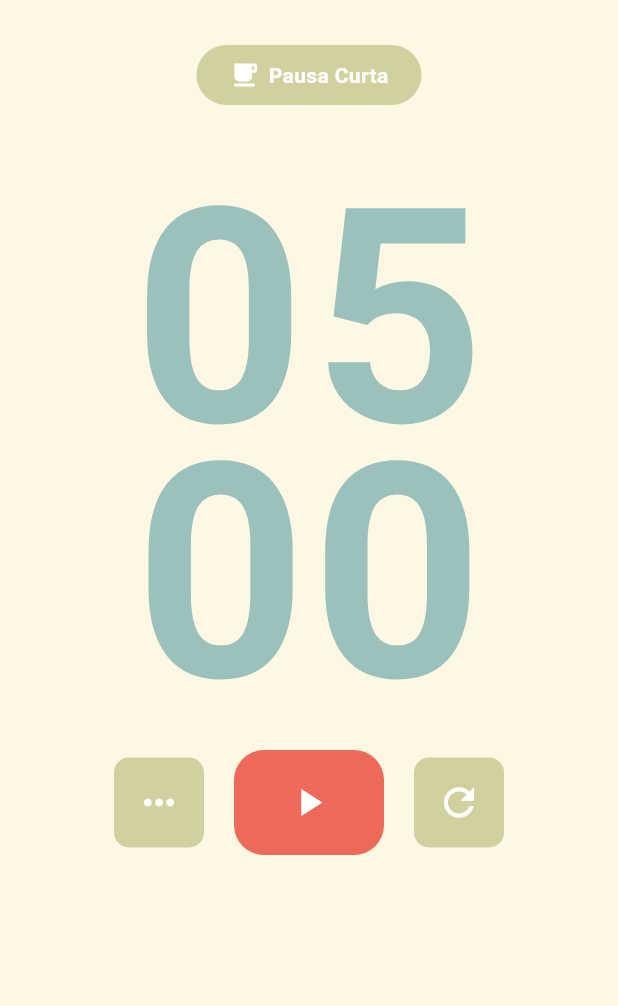
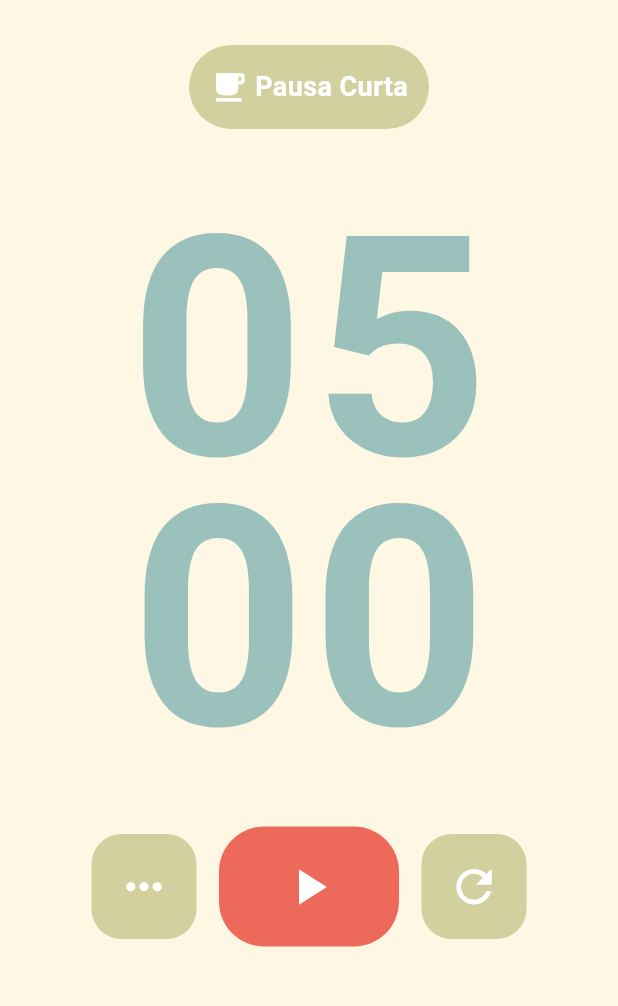
Before and after one commit to BexTheFrog/Ebbie, a Flutter app: the PomodoroPage screen opened directly, after a tap on "Foco", on a phone screen of 412 x 824 dp, the part 120-1126 px from its top. Run offline on Flutter 3.47's test engine with Material 3 defaults, Android fonts, the light colour scheme and no system bars; our stand-ins replace curved_navigation_bar, flutter_speed_dial.

Commit message:
atualizando o pomo

```diff
--- a/lib/pages/pomodoro_page.dart
+++ b/lib/pages/pomodoro_page.dart
@@ -140,16 +140,13 @@ class _PomodoroPageState extends State<PomodoroPage> {
       ),
       backgroundColor: const Color(0xFFFDF7E4),
       body: Column(
-        mainAxisAlignment: MainAxisAlignment.start,
         children: [
           const SizedBox(height: 30),
-
-
           GestureDetector(
             onTap: nextMode,
             child: Container(
-              width: currentMode == PomodoroMode.foco ? 100 : 150,
-              padding: const EdgeInsets.symmetric(horizontal: 20, vertical: 10),
+              width: currentMode == PomodoroMode.foco ? 100 : 160,
+              padding: const EdgeInsets.symmetric(horizontal: 5, vertical: 15),
               decoration: BoxDecoration(
                 color: currentMode == PomodoroMode.foco
                     ? const Color(0xFFEA6D5A)
@@ -168,9 +165,9 @@ class _PomodoroPageState extends State<PomodoroPage> {
                         ? Icons.local_cafe
                         : Icons.coffee,
                     color: Colors.white,
-                    size: 20,
+                    size: 25,
                   ),
-                  const SizedBox(width: 6),
+                  const SizedBox(width: 5),
                   Text(
                     currentMode == PomodoroMode.foco
                         ? "Foco"
@@ -180,6 +177,7 @@ class _PomodoroPageState extends State<PomodoroPage> {
                     style: const TextStyle(
                       color: Colors.white,
                       fontWeight: FontWeight.bold,
+                      fontSize: 18,
                     ),
                   ),
                 ],
@@ -187,11 +185,8 @@ class _PomodoroPageState extends State<PomodoroPage> {
             ),
           ),
 
-
-          Column(
-            children: [
           SizedBox(
-                height: 390,
+            height: 405,
             child: Stack(
               alignment: Alignment.topCenter,
               children: [
@@ -200,7 +195,7 @@ class _PomodoroPageState extends State<PomodoroPage> {
                   child: Text(
                     minutes,
                     style: const TextStyle(
-                          fontSize: 200,
+                      fontSize: 205,
                       color: Color.fromRGBO(155, 193, 188, 1),
                       fontWeight: FontWeight.bold,
                       letterSpacing: 5,
@@ -208,13 +203,13 @@ class _PomodoroPageState extends State<PomodoroPage> {
                   ),
                 ),
                 Positioned(
-                      top: 170,
+                  top: 180,
                   child: FittedBox(
                     fit: BoxFit.scaleDown,
                     child: Text(
                       seconds,
                       style: const TextStyle(
-                            fontSize: 200,
+                        fontSize: 205,
                         color: Color.fromRGBO(155, 193, 188, 1),
                         fontWeight: FontWeight.bold,
                         letterSpacing: 3,
@@ -225,51 +220,57 @@ class _PomodoroPageState extends State<PomodoroPage> {
               ],
             ),
           ),
-            ],
-          ),
 
-          const SizedBox(height: 40),
-
+          const SizedBox(height: 60), // espaço antes dos controles
+          // Controles
           Row(
             mainAxisAlignment: MainAxisAlignment.center,
             children: [
               Container(
                 decoration: BoxDecoration(
                   color: const Color(0xFFD3D0A0),
-                  borderRadius: BorderRadius.circular(10),
+                  borderRadius: BorderRadius.circular(20),
                 ),
-                height: 60,
-                width: 60,
-                child: const Icon(Icons.more_horiz, color: Colors.white, size: 30),
+                height: 70,
+                width: 70,
+                child: const Icon(
+                  Icons.more_horiz,
+                  color: Colors.white,
+                  size: 35,
                 ),
-              const SizedBox(width: 20),
+              ),
+              const SizedBox(width: 15),
               GestureDetector(
                 onTap: () => isRunning ? pauseTimer() : startTimer(),
                 child: Container(
                   decoration: BoxDecoration(
                     color: const Color(0xFFED6A5A),
-                    borderRadius: BorderRadius.circular(20),
+                    borderRadius: BorderRadius.circular(30),
                   ),
-                  height: 70,
-                  width: 100,
+                  height: 80,
+                  width: 120,
                   child: Icon(
                     isRunning ? Icons.pause : Icons.play_arrow,
                     color: Colors.white,
-                    size: 30,
+                    size: 40,
                   ),
                 ),
               ),
-              const SizedBox(width: 20),
+              const SizedBox(width: 15),
               GestureDetector(
                 onTap: resetTimer,
                 child: Container(
                   decoration: BoxDecoration(
                     color: const Color(0xFFD3D0A0),
-                    borderRadius: BorderRadius.circular(10),
+                    borderRadius: BorderRadius.circular(20),
                   ),
-                  height: 60,
-                  width: 60,
-                  child: const Icon(Icons.refresh, color: Colors.white, size: 30),
+                  height: 70,
+                  width: 70,
+                  child: const Icon(
+                    Icons.refresh,
+                    color: Colors.white,
+                    size: 35,
+                  ),
                 ),
               ),
             ],
```
Also changed, not shown: pubspec.lock. Lines whose indentation alone changed are shown as unchanged.
